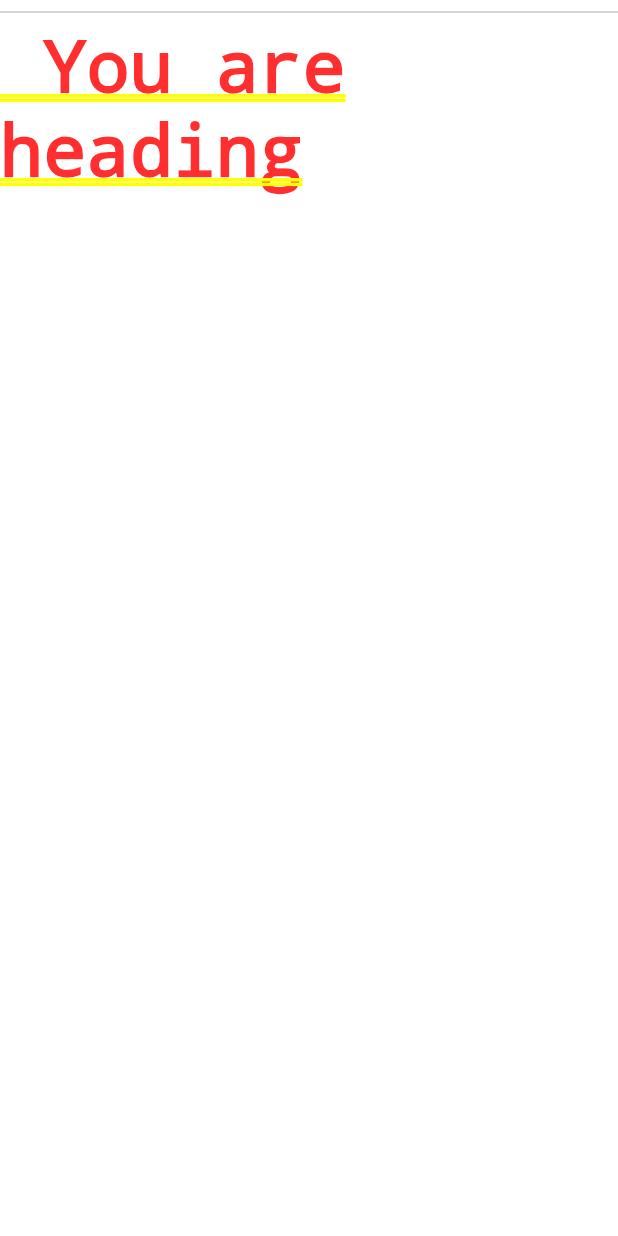
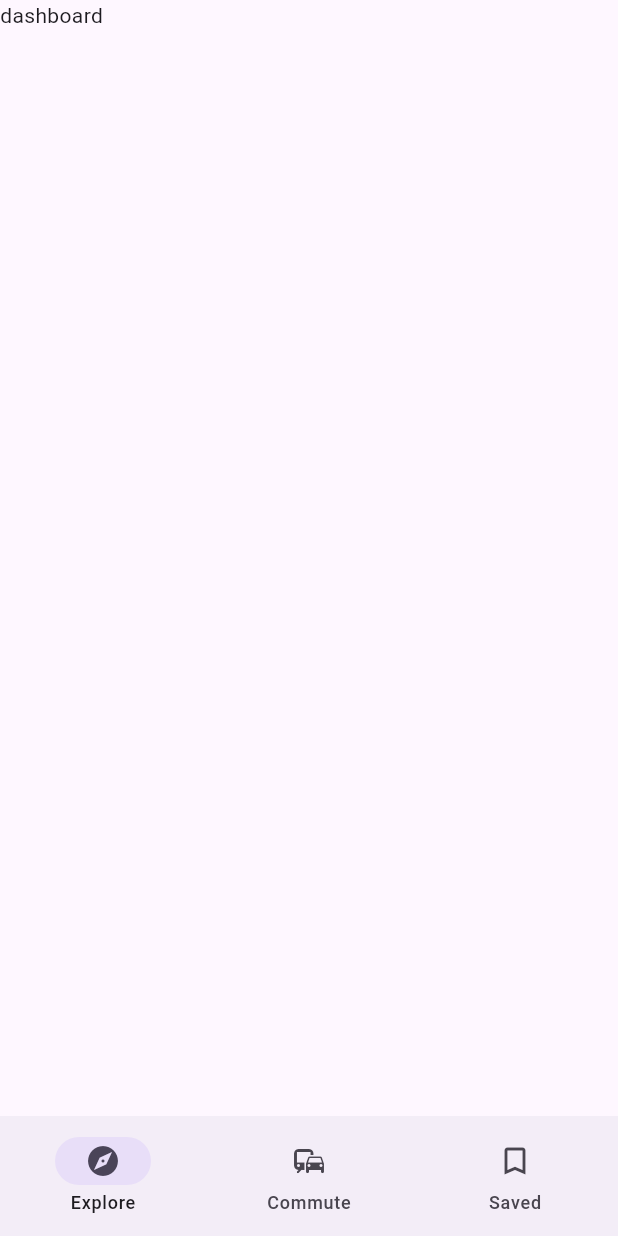
Before and after one commit to jamesii-b/bazarmilo-app, a Flutter app: the screen it shows after launch, on a phone screen of 412 x 824 dp. Run offline on Flutter 3.47's test engine with Material 3 defaults, Android fonts, the light colour scheme and no system bars.

Commit message:
Feat: added navigation bar & changed to mvvm architecture

```diff
--- a/lib/main.dart
+++ b/lib/main.dart
@@ -1,7 +1,7 @@
-import 'package:bazarmilo/pages/profile.dart';
-import 'package:bazarmilo/pages/maps.dart';
+import 'package:bazarmilo/views/pages/profile/profile.dart';
+import 'package:bazarmilo/views/pages/navigation/maps.dart';
 import 'package:flutter/material.dart';
-import 'package:bazarmilo/pages/dashboard.dart';
+import 'package:bazarmilo/views/pages/dashboard/dashboard.dart';
 
 void main() {
   runApp(const MyApp());
--- /dev/null
+++ b/lib/views/components/navbar.dart
@@ -0,0 +1,55 @@
+import 'package:bazarmilo/views/pages/dashboard/dashboard.dart';
+import 'package:flutter/material.dart';
+
+class bottomNavigationBar extends StatefulWidget {
+  int currentPageIndex;
+  bottomNavigationBar({super.key, required this.currentPageIndex});
+
+  @override
+  State<bottomNavigationBar> createState() => _bottomNavigationBarState();
+}
+
+class _bottomNavigationBarState extends State<bottomNavigationBar> {
+  NavigationDestinationLabelBehavior labelBehavior =
+      NavigationDestinationLabelBehavior.alwaysShow;
+
+  @override
+  Widget build(BuildContext context) {
+    return NavigationBar(
+      labelBehavior: labelBehavior,
+      selectedIndex: widget.currentPageIndex,
+      onDestinationSelected: (int index) {
+        setState(() {
+          widget.currentPageIndex = index;
+          switch (index) {
+            case 0:
+              Navigator.pushNamed(context, '/');
+
+              break;
+            case 1:
+              Navigator.pushNamed(context, '/map');
+              break;
+            case 2:
+              Navigator.pushNamed(context, '/profile');
+              break;
+          }
+        });
+      },
+      destinations: const <Widget>[
+        NavigationDestination(
+          icon: Icon(Icons.explore),
+          label: 'Explore',
+        ),
+        NavigationDestination(
+          icon: Icon(Icons.commute),
+          label: 'Commute',
+        ),
+        NavigationDestination(
+          selectedIcon: Icon(Icons.bookmark),
+          icon: Icon(Icons.bookmark_border),
+          label: 'Saved',
+        ),
+      ],
+    );
+  }
+}
--- a/lib/pages/dashboard.dart
+++ b/lib/views/dashboard/dashboard.dart
@@ -1,3 +1,4 @@
+import 'package:bazarmilo/views/components/navbar.dart';
 import 'package:flutter/material.dart';
 
 class Dashboard extends StatefulWidget {
@@ -10,11 +11,9 @@ class Dashboard extends StatefulWidget {
 class _DashboardState extends State<Dashboard> {
   @override
   Widget build(BuildContext context) {
-    return Column(
-      children: [
-        Divider(),
-        Text(" You are heading ")
-      ],
+    return Scaffold(
+      bottomNavigationBar: bottomNavigationBar(currentPageIndex: 0),
+      body: const Text("dashboard"),
     );
   }
 }
--- /dev/null
+++ b/lib/views/pages/dashboard/dashboard.dart
@@ -0,0 +1,19 @@
+import 'package:bazarmilo/views/components/navbar.dart';
+import 'package:flutter/material.dart';
+
+class Dashboard extends StatefulWidget {
+  const Dashboard({super.key});
+
+  @override
+  State<Dashboard> createState() => _DashboardState();
+}
+
+class _DashboardState extends State<Dashboard> {
+  @override
+  Widget build(BuildContext context) {
+    return Scaffold(
+      bottomNavigationBar: bottomNavigationBar(currentPageIndex: 0),
+      body: const Text("dashboard"),
+    );
+  }
+}
--- a/lib/pages/maps.dart
+++ b/lib/views/pages/navigation/maps.dart
@@ -1,3 +1,4 @@
+import 'package:bazarmilo/views/components/navbar.dart';
 import 'package:flutter/material.dart';
 
 class mapsPage extends StatefulWidget {
@@ -10,6 +11,9 @@ class mapsPage extends StatefulWidget {
 class _mapsPageState extends State<mapsPage> {
   @override
   Widget build(BuildContext context) {
-    return const Placeholder();
+    return Scaffold(
+      bottomNavigationBar: bottomNavigationBar(currentPageIndex: 1,),
+      body: const Text("maps"),
+    );
   }
 }
--- a/lib/pages/profile.dart
+++ b/lib/views/pages/profile/profile.dart
@@ -1,3 +1,4 @@
+import 'package:bazarmilo/views/components/navbar.dart';
 import 'package:flutter/material.dart';
 
 class profile extends StatefulWidget {
@@ -10,6 +11,9 @@ class profile extends StatefulWidget {
 class _profileState extends State<profile> {
   @override
   Widget build(BuildContext context) {
-    return const Placeholder();
+     return Scaffold(
+      bottomNavigationBar: bottomNavigationBar(currentPageIndex: 2,),
+      body: const Text("profile"),
+    );
   }
 }
```
